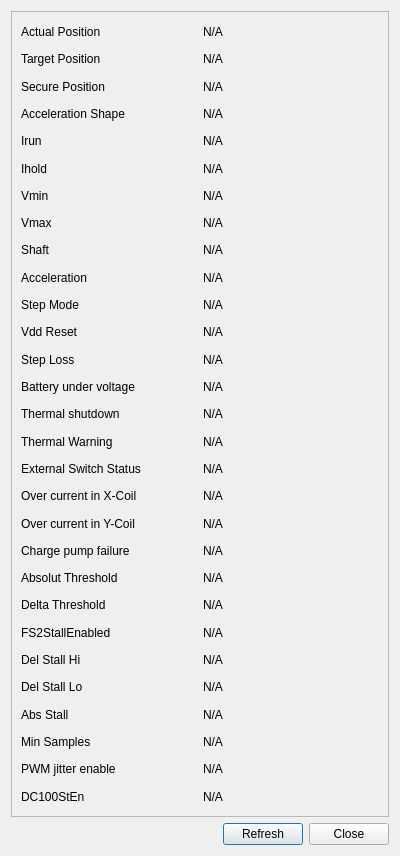
The window that ui/OutputStepperDetailsDialog.ui (magicdominic/RaspExt) describes before a commit, drawn with Qt 5.
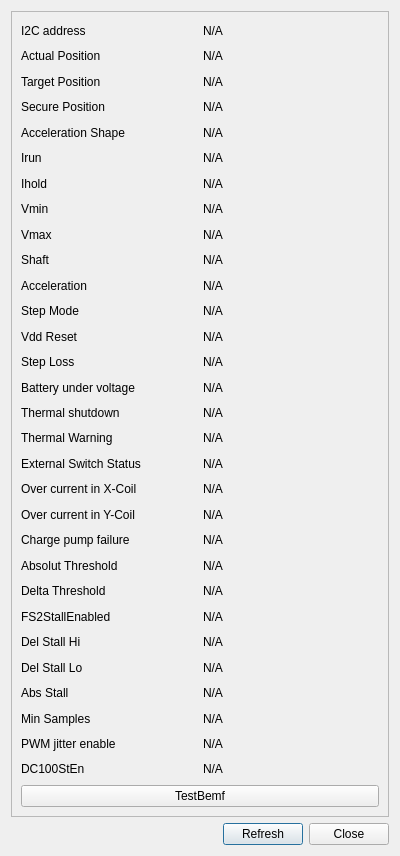
The same window after the commit.

```diff
--- a/ui/OutputStepperDetailsDialog.ui
+++ b/ui/OutputStepperDetailsDialog.ui
@@ -54,414 +54,435 @@
        <layout class="QVBoxLayout" name="verticalLayout_2">
         <item>
          <layout class="QGridLayout" name="gridLayout_2">
-          <item row="21" column="1">
-           <widget class="QLabel" name="labelAbsThr">
-            <property name="text">
-             <string>N/A</string>
-            </property>
-           </widget>
-          </item>
-          <item row="7" column="1">
-           <widget class="QLabel" name="labelVmax">
-            <property name="text">
-             <string>N/A</string>
-            </property>
-           </widget>
-          </item>
-          <item row="11" column="0">
-           <widget class="QLabel" name="label_11">
-            <property name="text">
-             <string>Step Mode</string>
-            </property>
-           </widget>
-          </item>
-          <item row="7" column="0">
-           <widget class="QLabel" name="label_7">
-            <property name="text">
-             <string>Vmax</string>
-            </property>
-           </widget>
-          </item>
-          <item row="6" column="1">
-           <widget class="QLabel" name="labelVmin">
-            <property name="text">
-             <string>N/A</string>
-            </property>
-           </widget>
-          </item>
-          <item row="5" column="1">
-           <widget class="QLabel" name="labelIhold">
-            <property name="text">
-             <string>N/A</string>
-            </property>
-           </widget>
-          </item>
-          <item row="25" column="0">
-           <widget class="QLabel" name="label_28">
-            <property name="text">
-             <string>Del Stall Lo</string>
-            </property>
-           </widget>
-          </item>
-          <item row="21" column="0">
+          <item row="22" column="0">
            <widget class="QLabel" name="label_12">
             <property name="text">
              <string>Absolut Threshold</string>
             </property>
            </widget>
           </item>
-          <item row="28" column="1">
-           <widget class="QLabel" name="labelPWMJEn">
+          <item row="17" column="0">
+           <widget class="QLabel" name="label_22">
             <property name="text">
-             <string>N/A</string>
+             <string>Thermal Warning</string>
             </property>
            </widget>
           </item>
-          <item row="0" column="0">
-           <widget class="QLabel" name="label">
+          <item row="10" column="0">
+           <widget class="QLabel" name="label_9">
             <property name="text">
-             <string>Actual Position</string>
+             <string>Acceleration</string>
             </property>
            </widget>
           </item>
-          <item row="27" column="0">
-           <widget class="QLabel" name="label_15">
+          <item row="8" column="1">
+           <widget class="QLabel" name="labelVmax">
             <property name="text">
-             <string>Min Samples</string>
-            </property>
-           </widget>
-          </item>
-          <item row="28" column="0">
-           <widget class="QLabel" name="label_16">
-            <property name="text">
-             <string>PWM jitter enable</string>
-            </property>
-           </widget>
-          </item>
-          <item row="14" column="0">
-           <widget class="QLabel" name="label_20">
-            <property name="text">
-             <string>Battery under voltage</string>
-            </property>
-           </widget>
-          </item>
-          <item row="4" column="1">
-           <widget class="QLabel" name="labelIrun">
-            <property name="text">
              <string>N/A</string>
             </property>
            </widget>
           </item>
-          <item row="23" column="1">
-           <widget class="QLabel" name="labelFS2StEn">
-            <property name="text">
-             <string>N/A</string>
-            </property>
-           </widget>
-          </item>
-          <item row="29" column="0">
+          <item row="30" column="0">
            <widget class="QLabel" name="label_18">
             <property name="text">
              <string>DC100StEn</string>
             </property>
            </widget>
           </item>
-          <item row="0" column="1">
-           <widget class="QLabel" name="labelActPos">
-            <property name="text">
-             <string>N/A</string>
-            </property>
-           </widget>
-          </item>
-          <item row="22" column="0">
-           <widget class="QLabel" name="label_13">
-            <property name="text">
-             <string>Delta Threshold</string>
-            </property>
-           </widget>
-          </item>
-          <item row="9" column="1">
-           <widget class="QLabel" name="labelAcc">
-            <property name="text">
-             <string>N/A</string>
-            </property>
-           </widget>
-          </item>
-          <item row="4" column="0">
-           <widget class="QLabel" name="label_4">
-            <property name="text">
-             <string>Irun</string>
-            </property>
-           </widget>
-          </item>
-          <item row="23" column="0">
+          <item row="24" column="0">
            <widget class="QLabel" name="label_14">
             <property name="text">
              <string>FS2StallEnabled</string>
             </property>
            </widget>
           </item>
-          <item row="8" column="0">
-           <widget class="QLabel" name="label_8">
+          <item row="24" column="1">
+           <widget class="QLabel" name="labelFS2StEn">
             <property name="text">
-             <string>Shaft</string>
+             <string>N/A</string>
             </property>
            </widget>
           </item>
-          <item row="1" column="0">
-           <widget class="QLabel" name="label_17">
+          <item row="5" column="1">
+           <widget class="QLabel" name="labelIrun">
             <property name="text">
-             <string>Target Position</string>
+             <string>N/A</string>
             </property>
            </widget>
           </item>
           <item row="29" column="1">
-           <widget class="QLabel" name="labelDC100StEn">
+           <widget class="QLabel" name="labelPWMJEn">
             <property name="text">
              <string>N/A</string>
             </property>
            </widget>
           </item>
-          <item row="3" column="1">
-           <widget class="QLabel" name="labelAccShape">
+          <item row="26" column="0">
+           <widget class="QLabel" name="label_28">
             <property name="text">
-             <string>N/A</string>
+             <string>Del Stall Lo</string>
             </property>
            </widget>
           </item>
-          <item row="2" column="1">
-           <widget class="QLabel" name="labelSecPos">
+          <item row="29" column="0">
+           <widget class="QLabel" name="label_16">
             <property name="text">
-             <string>N/A</string>
+             <string>PWM jitter enable</string>
             </property>
            </widget>
           </item>
-          <item row="6" column="0">
-           <widget class="QLabel" name="label_6">
-            <property name="text">
-             <string>Vmin</string>
-            </property>
-           </widget>
-          </item>
-          <item row="11" column="1">
-           <widget class="QLabel" name="labelStepmode">
-            <property name="text">
-             <string>N/A</string>
-            </property>
-           </widget>
-          </item>
-          <item row="9" column="0">
-           <widget class="QLabel" name="label_9">
-            <property name="text">
-             <string>Acceleration</string>
-            </property>
-           </widget>
-          </item>
-          <item row="22" column="1">
-           <widget class="QLabel" name="labelDelThr">
-            <property name="text">
-             <string>N/A</string>
-            </property>
-           </widget>
-          </item>
-          <item row="5" column="0">
-           <widget class="QLabel" name="label_5">
-            <property name="text">
-             <string>Ihold</string>
-            </property>
-           </widget>
-          </item>
-          <item row="16" column="0">
-           <widget class="QLabel" name="label_22">
-            <property name="text">
-             <string>Thermal Warning</string>
-            </property>
-           </widget>
-          </item>
-          <item row="2" column="0">
-           <widget class="QLabel" name="label_10">
-            <property name="text">
-             <string>Secure Position</string>
-            </property>
-           </widget>
-          </item>
-          <item row="8" column="1">
-           <widget class="QLabel" name="labelShaft">
-            <property name="text">
-             <string>N/A</string>
-            </property>
-           </widget>
-          </item>
-          <item row="27" column="1">
-           <widget class="QLabel" name="labelMinSamples">
-            <property name="text">
-             <string>N/A</string>
-            </property>
-           </widget>
-          </item>
-          <item row="17" column="0">
-           <widget class="QLabel" name="label_23">
-            <property name="text">
-             <string>External Switch Status</string>
-            </property>
-           </widget>
-          </item>
-          <item row="18" column="0">
-           <widget class="QLabel" name="label_24">
-            <property name="text">
-             <string>Over current in X-Coil</string>
-            </property>
-           </widget>
-          </item>
-          <item row="15" column="0">
-           <widget class="QLabel" name="label_21">
-            <property name="text">
-             <string>Thermal shutdown</string>
-            </property>
-           </widget>
-          </item>
-          <item row="19" column="0">
+          <item row="20" column="0">
            <widget class="QLabel" name="label_25">
             <property name="text">
              <string>Over current in Y-Coil</string>
             </property>
            </widget>
           </item>
-          <item row="13" column="0">
+          <item row="14" column="0">
            <widget class="QLabel" name="label_19">
             <property name="text">
              <string>Step Loss</string>
             </property>
            </widget>
           </item>
-          <item row="1" column="1">
+          <item row="2" column="1">
            <widget class="QLabel" name="labelTagPos">
             <property name="text">
              <string>N/A</string>
             </property>
            </widget>
           </item>
-          <item row="12" column="0">
+          <item row="13" column="0">
            <widget class="QLabel" name="label_3">
             <property name="text">
              <string>Vdd Reset</string>
             </property>
            </widget>
           </item>
-          <item row="20" column="0">
+          <item row="21" column="0">
            <widget class="QLabel" name="label_26">
             <property name="text">
              <string>Charge pump failure</string>
             </property>
            </widget>
           </item>
-          <item row="3" column="0">
+          <item row="4" column="0">
            <widget class="QLabel" name="label_2">
             <property name="text">
              <string>Acceleration Shape</string>
             </property>
            </widget>
           </item>
-          <item row="24" column="0">
+          <item row="25" column="0">
            <widget class="QLabel" name="label_27">
             <property name="text">
              <string>Del Stall Hi</string>
             </property>
            </widget>
           </item>
-          <item row="26" column="0">
+          <item row="27" column="0">
            <widget class="QLabel" name="label_29">
             <property name="text">
              <string>Abs Stall</string>
             </property>
            </widget>
           </item>
-          <item row="12" column="1">
-           <widget class="QLabel" name="labelVddReset">
-            <property name="text">
-             <string>N/A</string>
-            </property>
-           </widget>
-          </item>
           <item row="13" column="1">
-           <widget class="QLabel" name="labelStepLoss">
+           <widget class="QLabel" name="labelVddReset">
             <property name="text">
              <string>N/A</string>
             </property>
            </widget>
           </item>
           <item row="14" column="1">
-           <widget class="QLabel" name="labelUV2">
+           <widget class="QLabel" name="labelStepLoss">
             <property name="text">
              <string>N/A</string>
             </property>
            </widget>
           </item>
           <item row="15" column="1">
-           <widget class="QLabel" name="labelTSD">
+           <widget class="QLabel" name="labelUV2">
             <property name="text">
              <string>N/A</string>
             </property>
            </widget>
           </item>
           <item row="16" column="1">
-           <widget class="QLabel" name="labelTW">
+           <widget class="QLabel" name="labelTSD">
             <property name="text">
              <string>N/A</string>
             </property>
            </widget>
           </item>
           <item row="17" column="1">
-           <widget class="QLabel" name="labelESW">
+           <widget class="QLabel" name="labelTW">
             <property name="text">
              <string>N/A</string>
             </property>
            </widget>
           </item>
           <item row="18" column="1">
-           <widget class="QLabel" name="labelOVC1">
+           <widget class="QLabel" name="labelESW">
             <property name="text">
              <string>N/A</string>
             </property>
            </widget>
           </item>
           <item row="19" column="1">
-           <widget class="QLabel" name="labelOVC2">
+           <widget class="QLabel" name="labelOVC1">
             <property name="text">
              <string>N/A</string>
             </property>
            </widget>
           </item>
           <item row="20" column="1">
+           <widget class="QLabel" name="labelOVC2">
+            <property name="text">
+             <string>N/A</string>
+            </property>
+           </widget>
+          </item>
+          <item row="21" column="1">
            <widget class="QLabel" name="labelCPFail">
             <property name="text">
              <string>N/A</string>
             </property>
            </widget>
           </item>
-          <item row="24" column="1">
-           <widget class="QLabel" name="labelDelStallHi">
-            <property name="text">
-             <string>N/A</string>
-            </property>
-           </widget>
-          </item>
           <item row="25" column="1">
-           <widget class="QLabel" name="labelDelStallLo">
+           <widget class="QLabel" name="labelDelStallHi">
             <property name="text">
              <string>N/A</string>
             </property>
            </widget>
           </item>
+          <item row="23" column="1">
+           <widget class="QLabel" name="labelDelThr">
+            <property name="text">
+             <string>N/A</string>
+            </property>
+           </widget>
+          </item>
+          <item row="6" column="0">
+           <widget class="QLabel" name="label_5">
+            <property name="text">
+             <string>Ihold</string>
+            </property>
+           </widget>
+          </item>
+          <item row="1" column="0">
+           <widget class="QLabel" name="label">
+            <property name="text">
+             <string>Actual Position</string>
+            </property>
+           </widget>
+          </item>
+          <item row="9" column="0">
+           <widget class="QLabel" name="label_8">
+            <property name="text">
+             <string>Shaft</string>
+            </property>
+           </widget>
+          </item>
+          <item row="30" column="1">
+           <widget class="QLabel" name="labelDC100StEn">
+            <property name="text">
+             <string>N/A</string>
+            </property>
+           </widget>
+          </item>
+          <item row="28" column="0">
+           <widget class="QLabel" name="label_15">
+            <property name="text">
+             <string>Min Samples</string>
+            </property>
+           </widget>
+          </item>
+          <item row="8" column="0">
+           <widget class="QLabel" name="label_7">
+            <property name="text">
+             <string>Vmax</string>
+            </property>
+           </widget>
+          </item>
+          <item row="23" column="0">
+           <widget class="QLabel" name="label_13">
+            <property name="text">
+             <string>Delta Threshold</string>
+            </property>
+           </widget>
+          </item>
+          <item row="10" column="1">
+           <widget class="QLabel" name="labelAcc">
+            <property name="text">
+             <string>N/A</string>
+            </property>
+           </widget>
+          </item>
+          <item row="22" column="1">
+           <widget class="QLabel" name="labelAbsThr">
+            <property name="text">
+             <string>N/A</string>
+            </property>
+           </widget>
+          </item>
+          <item row="6" column="1">
+           <widget class="QLabel" name="labelIhold">
+            <property name="text">
+             <string>N/A</string>
+            </property>
+           </widget>
+          </item>
+          <item row="4" column="1">
+           <widget class="QLabel" name="labelAccShape">
+            <property name="text">
+             <string>N/A</string>
+            </property>
+           </widget>
+          </item>
+          <item row="28" column="1">
+           <widget class="QLabel" name="labelMinSamples">
+            <property name="text">
+             <string>N/A</string>
+            </property>
+           </widget>
+          </item>
+          <item row="15" column="0">
+           <widget class="QLabel" name="label_20">
+            <property name="text">
+             <string>Battery under voltage</string>
+            </property>
+           </widget>
+          </item>
+          <item row="12" column="0">
+           <widget class="QLabel" name="label_11">
+            <property name="text">
+             <string>Step Mode</string>
+            </property>
+           </widget>
+          </item>
+          <item row="5" column="0">
+           <widget class="QLabel" name="label_4">
+            <property name="text">
+             <string>Irun</string>
+            </property>
+           </widget>
+          </item>
+          <item row="7" column="0">
+           <widget class="QLabel" name="label_6">
+            <property name="text">
+             <string>Vmin</string>
+            </property>
+           </widget>
+          </item>
+          <item row="7" column="1">
+           <widget class="QLabel" name="labelVmin">
+            <property name="text">
+             <string>N/A</string>
+            </property>
+           </widget>
+          </item>
+          <item row="1" column="1">
+           <widget class="QLabel" name="labelActPos">
+            <property name="text">
+             <string>N/A</string>
+            </property>
+           </widget>
+          </item>
+          <item row="12" column="1">
+           <widget class="QLabel" name="labelStepmode">
+            <property name="text">
+             <string>N/A</string>
+            </property>
+           </widget>
+          </item>
+          <item row="3" column="1">
+           <widget class="QLabel" name="labelSecPos">
+            <property name="text">
+             <string>N/A</string>
+            </property>
+           </widget>
+          </item>
+          <item row="2" column="0">
+           <widget class="QLabel" name="label_17">
+            <property name="text">
+             <string>Target Position</string>
+            </property>
+           </widget>
+          </item>
+          <item row="3" column="0">
+           <widget class="QLabel" name="label_10">
+            <property name="text">
+             <string>Secure Position</string>
+            </property>
+           </widget>
+          </item>
+          <item row="9" column="1">
+           <widget class="QLabel" name="labelShaft">
+            <property name="text">
+             <string>N/A</string>
+            </property>
+           </widget>
+          </item>
+          <item row="18" column="0">
+           <widget class="QLabel" name="label_23">
+            <property name="text">
+             <string>External Switch Status</string>
+            </property>
+           </widget>
+          </item>
+          <item row="19" column="0">
+           <widget class="QLabel" name="label_24">
+            <property name="text">
+             <string>Over current in X-Coil</string>
+            </property>
+           </widget>
+          </item>
+          <item row="16" column="0">
+           <widget class="QLabel" name="label_21">
+            <property name="text">
+             <string>Thermal shutdown</string>
+            </property>
+           </widget>
+          </item>
           <item row="26" column="1">
+           <widget class="QLabel" name="labelDelStallLo">
+            <property name="text">
+             <string>N/A</string>
+            </property>
+           </widget>
+          </item>
+          <item row="27" column="1">
            <widget class="QLabel" name="labelAbsStall">
             <property name="text">
              <string>N/A</string>
             </property>
            </widget>
           </item>
+          <item row="0" column="0">
+           <widget class="QLabel" name="label_30">
+            <property name="text">
+             <string>I2C address</string>
+            </property>
+           </widget>
+          </item>
+          <item row="0" column="1">
+           <widget class="QLabel" name="labelAddress">
+            <property name="text">
+             <string>N/A</string>
+            </property>
+           </widget>
+          </item>
          </layout>
         </item>
+        <item>
+         <widget class="QPushButton" name="buttonTestBemf">
+          <property name="text">
+           <string>TestBemf</string>
+          </property>
+         </widget>
+        </item>
        </layout>
       </widget>
      </item>
```
